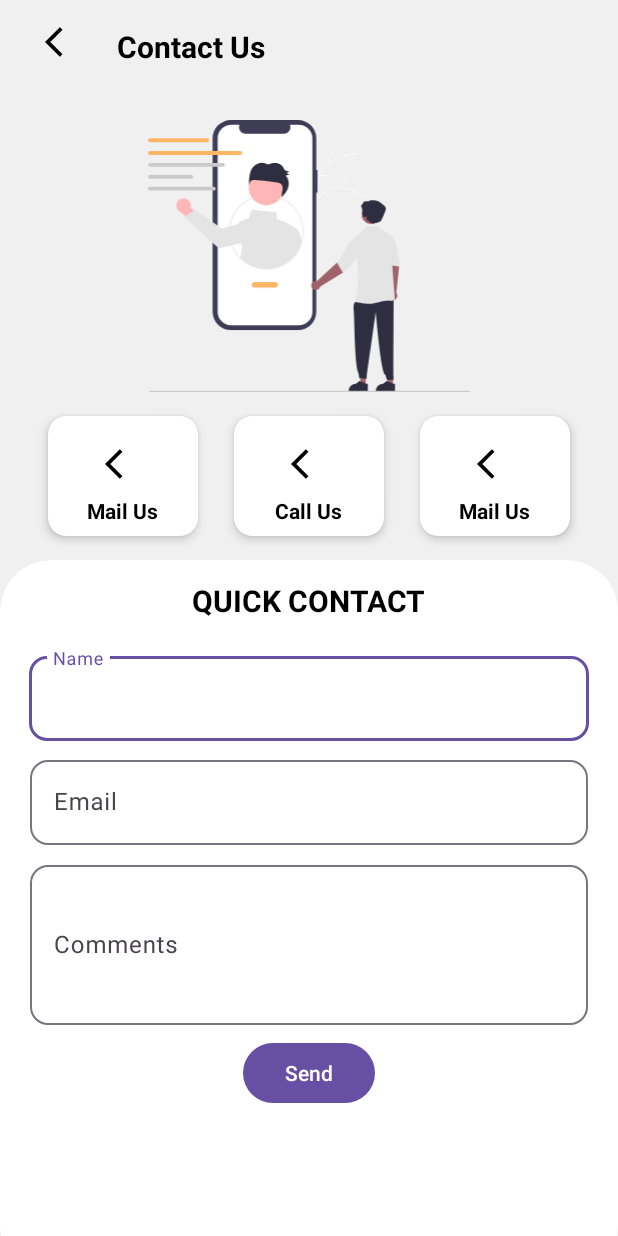
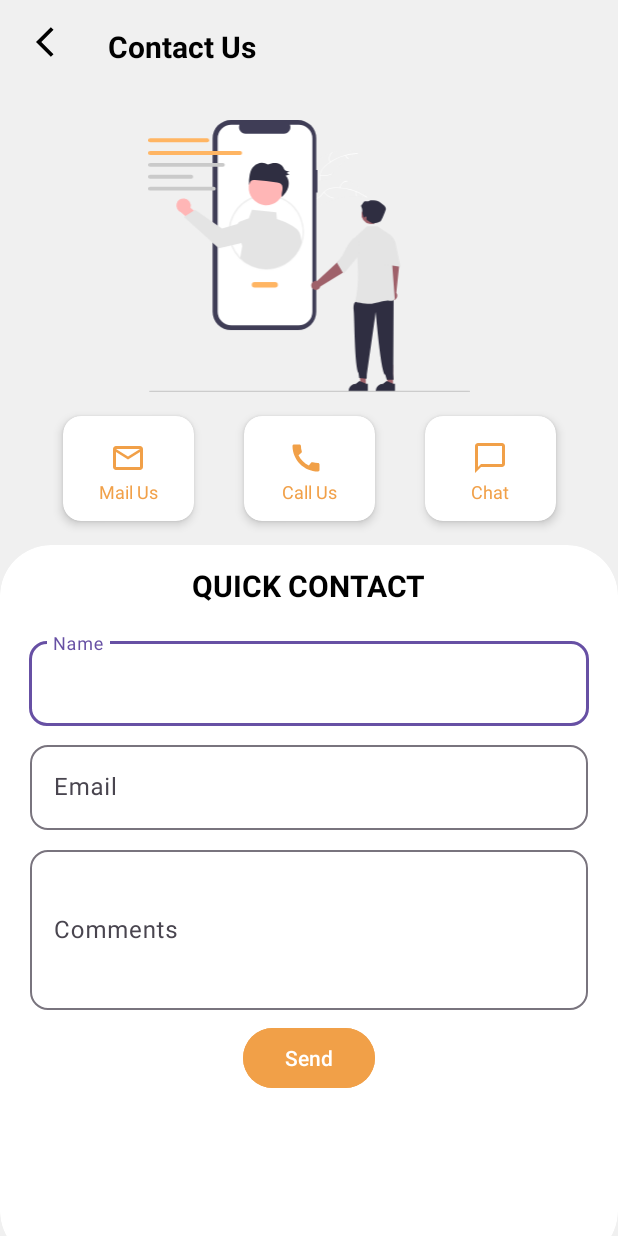
Before and after one commit to hamana21/MAD2023_Team4, an Android app: the ContactUsActivity screen opened directly, with no data from a screen before it, on a phone screen of 412 x 824 dp. Run offline under Robolectric (Android 15) with nearby library versions, the phone set to English and light mode, and no system bars.

Commit message:
Contact Us design

```diff
--- a/app/src/main/java/sg/np/madasg1iman/ContactUsActivity.java
+++ b/app/src/main/java/sg/np/madasg1iman/ContactUsActivity.java
@@ -1,16 +1,150 @@
 package sg.np.madasg1iman;
 
+import android.annotation.SuppressLint;
+import android.content.Intent;
+import android.net.Uri;
+import android.os.Bundle;
+import android.view.View;
+import android.widget.ImageView;
+import android.widget.Toast;
+
 import androidx.appcompat.app.AppCompatActivity;
-
-import android.os.Bundle;
+import androidx.cardview.widget.CardView;
 
 import com.example.madasg1iman.R;
+import com.google.android.material.button.MaterialButton;
+import com.google.android.material.textfield.TextInputEditText;
 
 public class ContactUsActivity extends AppCompatActivity {
+    MaterialButton btnSend;
+    private TextInputEditText txtName, txtEmailAddr, EdRemarks;
+    private ImageView btnBack;
+    private CardView card_mail, card_call, card_chat;
 
     @Override
     protected void onCreate(Bundle savedInstanceState) {
         super.onCreate(savedInstanceState);
         setContentView(R.layout.activity_contact_us);
+
+        initViews();
+
+        clickListeners();
     }
+
+    private void initViews() {
+        btnSend = findViewById(R.id.btnSend);
+        txtName = findViewById(R.id.txtName);
+        txtEmailAddr = findViewById(R.id.txtEmailAddr);
+        EdRemarks = findViewById(R.id.txtCommentsEd);
+        btnBack = findViewById(R.id.btn_back);
+        card_call = findViewById(R.id.card_call);
+        card_mail = findViewById(R.id.card_email);
+        card_chat = findViewById(R.id.card_chat);
+    }
+
+    private void clickListeners() {
+        btnSend.setOnClickListener(v -> {
+
+            validateTxt();
+        });
+
+        btnBack.setOnClickListener(view -> onBackPressed());
+
+        card_chat.setOnClickListener(new View.OnClickListener() {
+            @Override
+            public void onClick(View view) {
+                openMessageIntent("123456", "Hi EduAcademy");
+            }
+        });
+
+        card_call.setOnClickListener(new View.OnClickListener() {
+            @Override
+            public void onClick(View view) {
+                makePhoneCall();
+            }
+        });
+
+        card_mail.setOnClickListener(new View.OnClickListener() {
+            @Override
+            public void onClick(View view) {
+                composeEmail();
+            }
+        });
+    }
+
+    private void openMessageIntent(String phoneNumber, String message) {
+        // Create a new intent to send an SMS
+        Intent smsIntent = new Intent(Intent.ACTION_SENDTO);
+
+        // Set the URI with "smsto:" followed by the recipient's phone number
+        smsIntent.setData(Uri.parse("smsto:" + phoneNumber));
+
+        // Set the pre-filled message
+        smsIntent.putExtra("sms_body", message);
+
+        // Check if the device has an app that can handle the SMS intent
+        if (smsIntent.resolveActivity(getPackageManager()) != null) {
+            // Start the messaging app
+            startActivity(smsIntent);
+        }
+    }
+
+    @SuppressLint("QueryPermissionsNeeded")
+    private void composeEmail() {
+        String[] recipients = {"recipient@example.com"};
+        String subject = "Your email subject";
+        String body = "Your email body";
+
+        Intent intent = new Intent(Intent.ACTION_SENDTO);
+        intent.setData(Uri.parse("mailto:"));
+        intent.putExtra(Intent.EXTRA_EMAIL, recipients);
+        intent.putExtra(Intent.EXTRA_SUBJECT, subject);
+        intent.putExtra(Intent.EXTRA_TEXT, body);
+
+        if (intent.resolveActivity(getPackageManager()) != null) {
+            startActivity(intent);
+        } else {
+            // Handle if no email client is available
+            // For example, show a toast or a dialog informing the user
+        }
+    }
+
+    private void makePhoneCall() {
+        String phoneNumber = "1234567890"; // Replace with the phone number you want to call
+
+        // Create the intent with the ACTION_CALL action and the phone number URI
+        Intent callIntent = new Intent(Intent.ACTION_CALL);
+        callIntent.setData(Uri.parse("tel:" + phoneNumber));
+
+        try {
+            // Start the call
+            startActivity(callIntent);
+        } catch (SecurityException e) {
+            e.printStackTrace();
+            Toast.makeText(this, "Call permission denied.", Toast.LENGTH_SHORT).show();
+        }
+    }
+
+    private void validateTxt() {
+
+        if (!txtName.getText().toString().equals("") || txtName.getText().toString() == null) {
+            if (!txtEmailAddr.getText().toString().equals("") || txtName.getText().toString() == null) {
+                if (!EdRemarks.getText().toString().equals("") || EdRemarks.getText().toString().equals(null)) {
+                    String emailPattern = "[a-zA-Z0-9._-]+@[a-z]+.[a-z]+";
+                    if ((txtEmailAddr.getText().toString().matches(emailPattern))) {
+
+                        uploadDataToFirebase();
+
+                    } else txtEmailAddr.setError("Invalid Email");
+                } else EdRemarks.setError("Can't leave empty");
+            } else txtEmailAddr.setError("Can't leave empty");
+        } else txtName.setError("Can't leave empty");
+    }
+
+    private void uploadDataToFirebase() {
+        Toast.makeText(this, "All good", Toast.LENGTH_SHORT).show();
+
+
+    }
+
 }
--- a/app/src/main/java/sg/np/madasg1iman/HomePage.java
+++ b/app/src/main/java/sg/np/madasg1iman/HomePage.java
@@ -40,7 +40,7 @@ public class HomePage extends AppCompatActivity {
         img_contact.setOnClickListener(new View.OnClickListener() {
             @Override
             public void onClick(View view) {
-
+                startActivity(new Intent(HomePage.this,ContactUsActivity.class));
             }
         });
         about_btn.setOnClickListener(new View.OnClickListener() {
--- /dev/null
+++ b/app/src/main/res/drawable/baseline_call_24.xml
@@ -0,0 +1,5 @@
+<vector android:height="24dp" android:tint="#000000"
+    android:viewportHeight="24" android:viewportWidth="24"
+    android:width="24dp" xmlns:android="http://schemas.android.com/apk/res/android">
+    <path android:fillColor="@android:color/white" android:pathData="M20.01,15.38c-1.23,0 -2.42,-0.2 -3.53,-0.56 -0.35,-0.12 -0.74,-0.03 -1.01,0.24l-1.57,1.97c-2.83,-1.35 -5.48,-3.9 -6.89,-6.83l1.95,-1.66c0.27,-0.28 0.35,-0.67 0.24,-1.02 -0.37,-1.11 -0.56,-2.3 -0.56,-3.53 0,-0.54 -0.45,-0.99 -0.99,-0.99H4.19C3.65,3 3,3.24 3,3.99 3,13.28 10.73,21 20.01,21c0.71,0 0.99,-0.63 0.99,-1.18v-3.45c0,-0.54 -0.45,-0.99 -0.99,-0.99z"/>
+</vector>
--- /dev/null
+++ b/app/src/main/res/drawable/baseline_chat_bubble_outline_24.xml
@@ -0,0 +1,5 @@
+<vector android:height="24dp" android:tint="#000000"
+    android:viewportHeight="24" android:viewportWidth="24"
+    android:width="24dp" xmlns:android="http://schemas.android.com/apk/res/android">
+    <path android:fillColor="@android:color/white" android:pathData="M20,2L4,2c-1.1,0 -2,0.9 -2,2v18l4,-4h14c1.1,0 2,-0.9 2,-2L22,4c0,-1.1 -0.9,-2 -2,-2zM20,16L6,16l-2,2L4,4h16v12z"/>
+</vector>
--- /dev/null
+++ b/app/src/main/res/drawable/baseline_mail_outline_24.xml
@@ -0,0 +1,5 @@
+<vector android:height="24dp" android:tint="#000000"
+    android:viewportHeight="24" android:viewportWidth="24"
+    android:width="24dp" xmlns:android="http://schemas.android.com/apk/res/android">
+    <path android:fillColor="@android:color/white" android:pathData="M20,4L4,4c-1.1,0 -1.99,0.9 -1.99,2L2,18c0,1.1 0.9,2 2,2h16c1.1,0 2,-0.9 2,-2L22,6c0,-1.1 -0.9,-2 -2,-2zM20,18L4,18L4,8l8,5 8,-5v10zM12,11L4,6h16l-8,5z"/>
+</vector>
--- a/app/src/main/res/layout/activity_contact_us.xml
+++ b/app/src/main/res/layout/activity_contact_us.xml
@@ -18,9 +18,10 @@
         app:layout_constraintTop_toTopOf="parent">
 
         <ImageView
+            android:id="@+id/btn_back"
             android:layout_width="wrap_content"
             android:layout_height="wrap_content"
-            android:layout_marginStart="22dp"
+            android:layout_marginStart="16dp"
             android:layout_marginTop="8dp"
             android:padding="8dp"
             android:src="@drawable/baseline_arrow_back_ios_24" />
@@ -59,7 +60,7 @@
         <androidx.cardview.widget.CardView
             android:id="@+id/card_call"
             android:layout_width="0dp"
-            android:layout_height="80dp"
+            android:layout_height="70dp"
             android:layout_margin="8dp"
             app:cardCornerRadius="12dp"
             app:cardElevation="4dp"
@@ -79,9 +80,9 @@
                 <ImageView
                     android:layout_width="wrap_content"
                     android:layout_height="wrap_content"
-                    android:layout_margin="8dp"
                     android:padding="4dp"
-                    android:src="@drawable/baseline_arrow_back_ios_24" />
+                    android:src="@drawable/baseline_call_24"
+                    app:tint="@color/peach" />
 
                 <TextView
                     android:layout_width="wrap_content"
@@ -89,9 +90,8 @@
                     android:layout_gravity="center"
                     android:includeFontPadding="false"
                     android:text="Call Us"
-                    android:textColor="@color/black"
-                    android:textSize="14sp"
-                    android:textStyle="bold" />
+                    android:textColor="@color/peach"
+                    android:textSize="12sp" />
 
 
             </LinearLayout>
@@ -101,7 +101,7 @@
         <androidx.cardview.widget.CardView
             android:id="@+id/card_email"
             android:layout_width="0dp"
-            android:layout_height="80dp"
+            android:layout_height="70dp"
             android:layout_margin="8dp"
             app:cardCornerRadius="12dp"
             app:cardElevation="4dp"
@@ -116,14 +116,16 @@
                 android:layout_width="wrap_content"
                 android:layout_height="wrap_content"
                 android:layout_gravity="center"
+                android:gravity="center"
                 android:orientation="vertical">
 
                 <ImageView
                     android:layout_width="wrap_content"
                     android:layout_height="wrap_content"
-                    android:layout_margin="8dp"
+                    android:gravity="center"
                     android:padding="4dp"
-                    android:src="@drawable/baseline_arrow_back_ios_24" />
+                    android:src="@drawable/baseline_mail_outline_24"
+                    app:tint="@color/peach" />
 
                 <TextView
                     android:layout_width="wrap_content"
@@ -131,9 +133,8 @@
                     android:layout_gravity="center"
                     android:includeFontPadding="false"
                     android:text="Mail Us"
-                    android:textColor="@color/black"
-                    android:textSize="14sp"
-                    android:textStyle="bold" />
+                    android:textColor="@color/peach"
+                    android:textSize="12sp" />
 
 
             </LinearLayout>
@@ -143,7 +144,7 @@
         <androidx.cardview.widget.CardView
             android:id="@+id/card_chat"
             android:layout_width="0dp"
-            android:layout_height="80dp"
+            android:layout_height="70dp"
             android:layout_margin="8dp"
             app:cardCornerRadius="12dp"
             app:cardElevation="4dp"
@@ -163,19 +164,18 @@
                 <ImageView
                     android:layout_width="wrap_content"
                     android:layout_height="wrap_content"
-                    android:layout_margin="8dp"
                     android:padding="4dp"
-                    android:src="@drawable/baseline_arrow_back_ios_24" />
+                    android:src="@drawable/baseline_chat_bubble_outline_24"
+                    app:tint="@color/peach" />
 
                 <TextView
                     android:layout_width="wrap_content"
                     android:layout_height="wrap_content"
                     android:layout_gravity="center"
                     android:includeFontPadding="false"
-                    android:text="Mail Us"
-                    android:textColor="@color/black"
-                    android:textSize="14sp"
-                    android:textStyle="bold" />
+                    android:text="Chat"
+                    android:textColor="@color/peach"
+                    android:textSize="12sp" />
 
 
             </LinearLayout>
@@ -236,7 +236,7 @@
                     android:layout_width="match_parent"
                     android:layout_height="wrap_content"
                     android:hint="Name"
-                    android:textColor="@color/white"
+                    android:textColor="@color/black"
                     android:textColorHint="@color/white" />
 
             </com.google.android.material.textfield.TextInputLayout>
@@ -259,7 +259,7 @@
                     android:layout_width="match_parent"
                     android:layout_height="wrap_content"
                     android:hint="Email"
-                    android:textColor="@color/white"
+                    android:textColor="@color/black"
                     android:textColorHint="@color/white" />
 
             </com.google.android.material.textfield.TextInputLayout>
@@ -284,16 +284,18 @@
                     android:layout_width="match_parent"
                     android:layout_height="match_parent"
                     android:hint="Comments"
-                    android:textColor="@color/white"
+                    android:textColor="@color/black"
                     android:textColorHint="@color/white" />
 
             </com.google.android.material.textfield.TextInputLayout>
 
             <com.google.android.material.button.MaterialButton
+                android:id="@+id/btnSend"
                 android:layout_width="wrap_content"
                 android:layout_height="wrap_content"
+                android:layout_margin="4dp"
+                android:backgroundTint="@color/peach"
                 android:text="Send"
-                android:layout_margin="4dp"
                 app:layout_constraintEnd_toEndOf="parent"
                 app:layout_constraintStart_toStartOf="parent"
                 app:layout_constraintTop_toBottomOf="@+id/txtComments" />
--- a/app/src/main/res/values/colors.xml
+++ b/app/src/main/res/values/colors.xml
@@ -2,4 +2,5 @@
 <resources>
     <color name="black">#FF000000</color>
     <color name="white">#FFFFFFFF</color>
+    <color name="peach">#F1A048</color>
 </resources>
```
Also changed, not shown: app/src/main/AndroidManifest.xml (+8 -0 lines).
